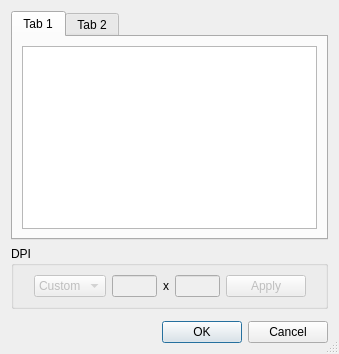
Above: src/app/ui/FixDpiDialog.ui from noobie-iv/scantailor-universal before the change. Below: the same form after it.
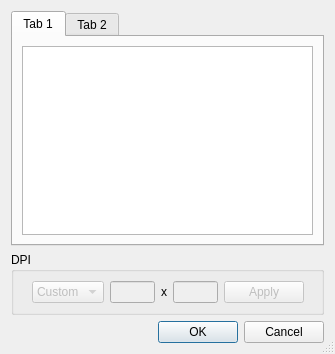
That is the form after the change.

Commit message: Fix page list size in 'Fix DPI' dialog

What changed in the file:
```diff
--- a/src/app/ui/FixDpiDialog.ui
+++ b/src/app/ui/FixDpiDialog.ui
@@ -134,19 +134,6 @@
      </layout>
     </widget>
    </item>
-   <item>
-    <spacer>
-     <property name="orientation">
-      <enum>Qt::Vertical</enum>
-     </property>
-     <property name="sizeHint" stdset="0">
-      <size>
-       <width>317</width>
-       <height>16</height>
-      </size>
-     </property>
-    </spacer>
-   </item>
    <item>
     <widget class="QDialogButtonBox" name="buttonBox">
      <property name="orientation">
```
